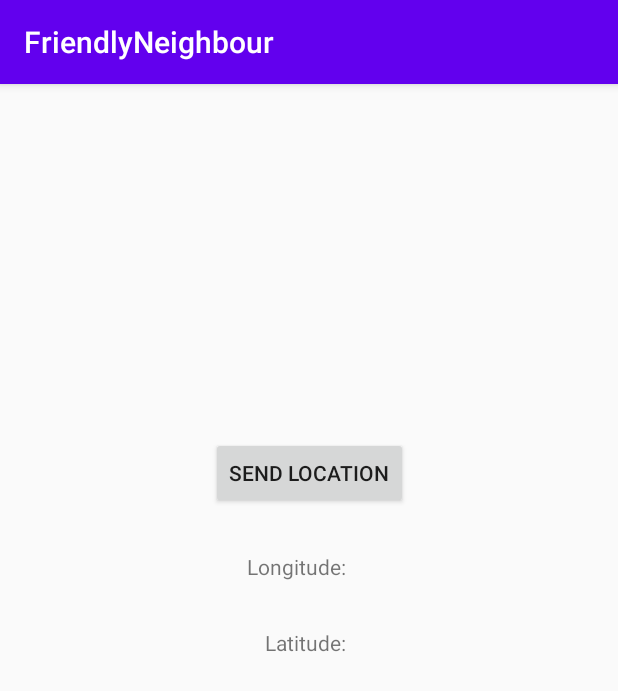
After one commit to BroadwayFriends/FriendlyNeighborAndroid, an Android app: the sendLocation screen opened directly, with no data from a screen before it, on a phone screen of 412 x 824 dp. The commit adds this screen. Shown: the top 691 px of the screen. Run offline under Robolectric (Android 15) with nearby library versions, the phone set to English and light mode, and no system bars; our stand-ins replace Volley; 1 statement that could not run was skipped.

Commit message:
Added Location and Volley posts.

```diff
--- a/app/build.gradle
+++ b/app/build.gradle
@@ -27,8 +27,12 @@ dependencies {
     implementation fileTree(dir: 'libs', include: ['*.jar'])
 
     implementation 'androidx.appcompat:appcompat:1.1.0'
+    implementation 'com.android.volley:volley:1.1.1'
+
     implementation 'androidx.constraintlayout:constraintlayout:1.1.3'
     testImplementation 'junit:junit:4.12'
     androidTestImplementation 'androidx.test.ext:junit:1.1.1'
     androidTestImplementation 'androidx.test.espresso:espresso-core:3.2.0'
+    implementation 'com.google.android.gms:play-services-location:17.0.0'
+
 }
--- /dev/null
+++ b/app/src/main/java/com/dev/friendlyNeighbour/sendLocation.java
@@ -0,0 +1,218 @@
+package com.dev.friendlyNeighbour;
+
+import androidx.annotation.NonNull;
+import androidx.appcompat.app.AppCompatActivity;
+import androidx.core.app.ActivityCompat;
+
+import android.Manifest;
+import android.annotation.SuppressLint;
+import android.content.Context;
+import android.content.Intent;
+import android.content.pm.PackageManager;
+import android.location.Location;
+import android.location.LocationManager;
+import android.os.Bundle;
+import android.os.Looper;
+import android.provider.Settings;
+import android.util.Log;
+import android.view.View;
+import android.widget.Button;
+import android.widget.TextView;
+import android.widget.Toast;
+
+import com.android.volley.AuthFailureError;
+import com.android.volley.NetworkError;
+import com.android.volley.NoConnectionError;
+import com.android.volley.ParseError;
+import com.android.volley.Request;
+import com.android.volley.RequestQueue;
+import com.android.volley.Response;
+import com.android.volley.ServerError;
+import com.android.volley.TimeoutError;
+import com.android.volley.VolleyError;
+import com.android.volley.toolbox.StringRequest;
+import com.android.volley.toolbox.Volley;
+import com.google.android.gms.location.FusedLocationProviderClient;
+import com.google.android.gms.location.LocationCallback;
+import com.google.android.gms.location.LocationRequest;
+import com.google.android.gms.location.LocationResult;
+import com.google.android.gms.location.LocationServices;
+import com.google.android.gms.tasks.OnCompleteListener;
+import com.google.android.gms.tasks.Task;
+
+import java.util.HashMap;
+import java.util.Map;
+
+public class sendLocation extends AppCompatActivity {
+
+    FusedLocationProviderClient mFusedLocationClient;
+    TextView latTextView, lonTextView;
+    int PERMISSION_ID = 44;
+    Button send ;
+    String latitude, longitude;
+    @Override
+    protected void onCreate(Bundle savedInstanceState) {
+        super.onCreate(savedInstanceState);
+        setContentView(R.layout.activity_send_location);
+        mFusedLocationClient = LocationServices.getFusedLocationProviderClient(sendLocation.this);
+        latTextView = findViewById(R.id.latTextView);
+        lonTextView = findViewById(R.id.lonTextView);
+        send = findViewById(R.id.send);
+
+        getLastLocation();
+
+
+        send.setOnClickListener(new View.OnClickListener() {
+            @Override
+            public void onClick(View v) {
+                RequestQueue queue = Volley.newRequestQueue(sendLocation.this);
+                final String url = "https://httpbin.org/post";
+                StringRequest postRequest = new StringRequest(Request.Method.POST, url,
+                        new Response.Listener<String>()
+                        {
+                            @Override
+                            public void onResponse(String response) {
+                                // response
+                                Log.d("Response", response);
+//                                Toast.makeText(getApplicationContext(),"Response: " +response,Toast.LENGTH_SHORT).show();
+                            }
+                        },
+                        new Response.ErrorListener()
+                        {
+                            @Override
+                            public void onErrorResponse(VolleyError error) {
+                                // error
+//                                Log.d("Error.Response", error.getCause().getMessage());
+//                                Toast.makeText(getApplicationContext(),"Response: " +error ,Toast.LENGTH_SHORT).show();
+                                if (error instanceof TimeoutError || error instanceof NoConnectionError) {
+                                    Toast.makeText(sendLocation.this,"Network error",Toast.LENGTH_LONG).show();
+                                } else if (error instanceof AuthFailureError) {
+                                    Toast.makeText(sendLocation.this," AuthFailureError",Toast.LENGTH_LONG).show();
+                                } else if (error instanceof ServerError) {
+                                    Toast.makeText(sendLocation.this,"ServerError ",Toast.LENGTH_LONG).show();
+                                } else if (error instanceof NetworkError) {
+                                    Toast.makeText(sendLocation.this," NetworkError",Toast.LENGTH_LONG).show();
+                                } else if (error instanceof ParseError) {
+                                    Toast.makeText(sendLocation.this," ParseError",Toast.LENGTH_LONG).show();
+                                }
+                            }
+                        }
+                ) {
+                    @Override
+                    protected Map<String, String> getParams()
+                    {
+                        Map<String, String>  params = new HashMap<String, String>();
+                        params.put("latitude", latitude);
+                        params.put("longitude", longitude);
+
+                        return params;
+                    }
+                };
+                queue.add(postRequest);
+
+            }
+        } );
+
+    }
+
+
+    @SuppressLint("MissingPermission")
+    private void getLastLocation(){
+        if (checkPermissions()) {
+            if (isLocationEnabled()) {
+                mFusedLocationClient.getLastLocation().addOnCompleteListener(
+                        new OnCompleteListener<Location>() {
+                            @Override
+                            public void onComplete(@NonNull Task<Location> task) {
+                                Location location = task.getResult();
+                                if (location == null) {
+                                    requestNewLocationData();
+                                } else {
+                                    latitude = ""+location.getLatitude();
+                                    longitude = ""+location.getLongitude();
+                                    latTextView.setText(location.getLatitude()+"");
+                                    lonTextView.setText(location.getLongitude()+"");
+
+                                }
+                            }
+                        }
+                );
+            } else {
+                Toast.makeText(this, "Turn on location", Toast.LENGTH_LONG).show();
+                Intent intent = new Intent(Settings.ACTION_LOCATION_SOURCE_SETTINGS);
+                startActivity(intent);
+            }
+        } else {
+            requestPermissions();
+        }
+    }
+
+
+    @SuppressLint("MissingPermission")
+    private void requestNewLocationData(){
+
+        LocationRequest mLocationRequest = new LocationRequest();
+        mLocationRequest.setPriority(LocationRequest.PRIORITY_HIGH_ACCURACY);
+        mLocationRequest.setInterval(10000);
+        mLocationRequest.setFastestInterval(5000);
+        mLocationRequest.setNumUpdates(1);
+
+        mFusedLocationClient = LocationServices.getFusedLocationProviderClient(this);
+        mFusedLocationClient.requestLocationUpdates(
+                mLocationRequest, mLocationCallback,
+                Looper.myLooper()
+        );
+
+    }
+
+    private LocationCallback mLocationCallback = new LocationCallback() {
+        @Override
+        public void onLocationResult(LocationResult locationResult) {
+            Location mLastLocation = locationResult.getLastLocation();
+            latTextView.setText(mLastLocation.getLatitude()+"");
+            lonTextView.setText(mLastLocation.getLongitude()+"");
+        }
+    };
+
+    private boolean checkPermissions() {
+        if (ActivityCompat.checkSelfPermission(this, Manifest.permission.ACCESS_COARSE_LOCATION) == PackageManager.PERMISSION_GRANTED &&
+                ActivityCompat.checkSelfPermission(this, Manifest.permission.ACCESS_FINE_LOCATION) == PackageManager.PERMISSION_GRANTED) {
+            return true;
+        }
+        return false;
+    }
+
+    private void requestPermissions() {
+        ActivityCompat.requestPermissions(
+                this,
+                new String[]{Manifest.permission.ACCESS_COARSE_LOCATION, Manifest.permission.ACCESS_FINE_LOCATION},
+                PERMISSION_ID
+        );
+    }
+
+    private boolean isLocationEnabled() {
+        LocationManager locationManager = (LocationManager) getSystemService(Context.LOCATION_SERVICE);
+        return locationManager.isProviderEnabled(LocationManager.GPS_PROVIDER) || locationManager.isProviderEnabled(
+                LocationManager.NETWORK_PROVIDER
+        );
+    }
+
+    @Override
+    public void onRequestPermissionsResult(int requestCode, String[] permissions, int[] grantResults) {
+        super.onRequestPermissionsResult(requestCode, permissions, grantResults);
+        if (requestCode == PERMISSION_ID) {
+            if (grantResults.length > 0 && grantResults[0] == PackageManager.PERMISSION_GRANTED) {
+                getLastLocation();
+            }
+        }
+    }
+
+    @Override
+    public void onResume(){
+        super.onResume();
+        if (checkPermissions()) {
+            getLastLocation();
+        }
+
+    }
+}
--- a/app/src/main/res/layout/activity_main.xml
+++ b/app/src/main/res/layout/activity_main.xml
@@ -7,10 +7,10 @@
     tools:context=".MainActivity">
 
     <Button
-        android:id="@+id/button"
+        android:id="@+id/next"
         android:layout_width="wrap_content"
         android:layout_height="wrap_content"
-        android:text="@string/signup"
+        android:text="@string/next"
         app:layout_constraintBottom_toBottomOf="parent"
         app:layout_constraintEnd_toEndOf="parent"
         app:layout_constraintStart_toStartOf="parent"
--- /dev/null
+++ b/app/src/main/res/layout/activity_send_location.xml
@@ -0,0 +1,44 @@
+<?xml version="1.0" encoding="utf-8"?>
+<androidx.constraintlayout.widget.ConstraintLayout xmlns:android="http://schemas.android.com/apk/res/android"
+    xmlns:app="http://schemas.android.com/apk/res-auto"
+    xmlns:tools="http://schemas.android.com/tools"
+    android:layout_width="match_parent"
+    android:layout_height="match_parent"
+    tools:context="com.dev.friendlyNeighbour.sendLocation">
+
+    <Button
+        android:id="@+id/send"
+        android:layout_width="wrap_content"
+        android:layout_height="wrap_content"
+        android:text="@string/send_location"
+        app:layout_constraintBottom_toBottomOf="parent"
+        app:layout_constraintEnd_toEndOf="parent"
+        app:layout_constraintStart_toStartOf="parent"
+        app:layout_constraintTop_toTopOf="parent"
+        app:layout_constraintVertical_bias="0.327" />
+
+    <TextView
+        android:id="@+id/latTextView"
+        android:layout_width="wrap_content"
+        android:layout_height="wrap_content"
+        android:text="Latitude: "
+        app:layout_constraintBottom_toBottomOf="parent"
+        app:layout_constraintEnd_toEndOf="parent"
+        app:layout_constraintHorizontal_bias="0.498"
+        app:layout_constraintStart_toStartOf="parent"
+        app:layout_constraintTop_toTopOf="parent"
+        app:layout_constraintVertical_bias="0.484" />
+
+    <TextView
+        android:id="@+id/lonTextView"
+        android:layout_width="wrap_content"
+        android:layout_height="wrap_content"
+        android:text="Longitude: "
+        app:layout_constraintBottom_toBottomOf="parent"
+        app:layout_constraintEnd_toEndOf="parent"
+        app:layout_constraintHorizontal_bias="0.48"
+        app:layout_constraintStart_toStartOf="parent"
+        app:layout_constraintTop_toTopOf="parent"
+        app:layout_constraintVertical_bias="0.417" />
+
+</androidx.constraintlayout.widget.ConstraintLayout>
--- a/app/src/main/res/values/strings.xml
+++ b/app/src/main/res/values/strings.xml
@@ -1,4 +1,7 @@
 <resources>
     <string name="app_name">FriendlyNeighbour</string>
     <string name="signup">SignUp</string>
+    <string name="post_location">Post Location</string>
+    <string name="send_location">Send location</string>
+    <string name="next">Next</string>
 </resources>
```
Also changed, not shown: app/src/main/AndroidManifest.xml (+8 -1 lines), app/src/main/java/com/dev/friendlyNeighbour/MainActivity.java (+12 -1 lines), 1 other file.
